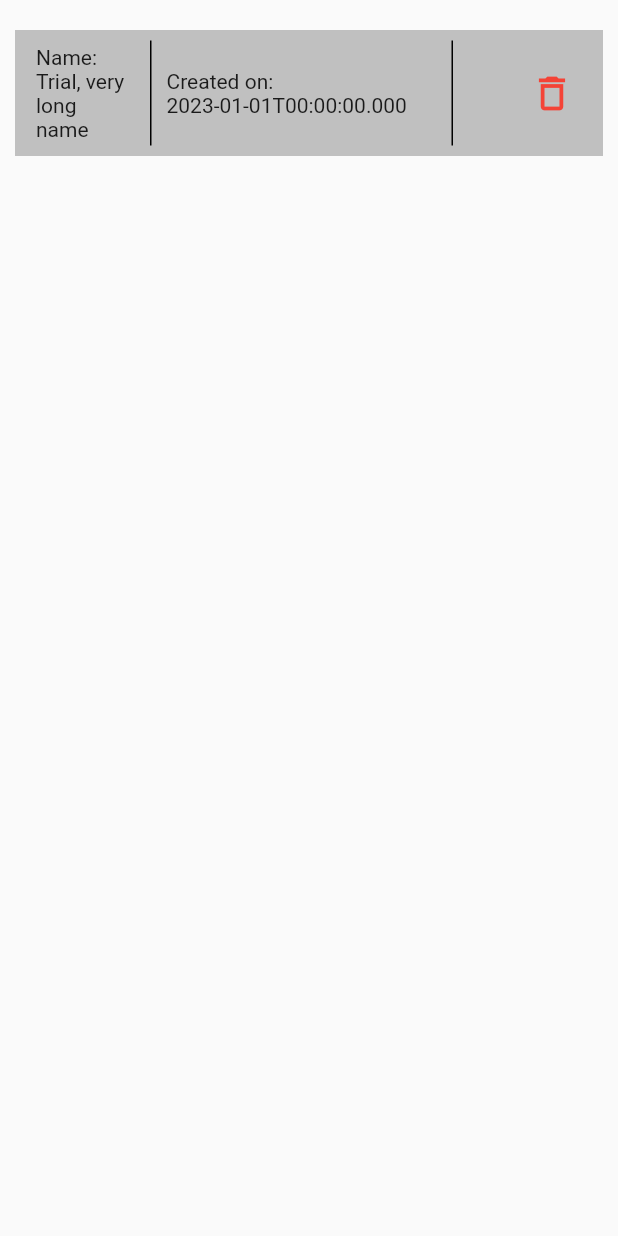
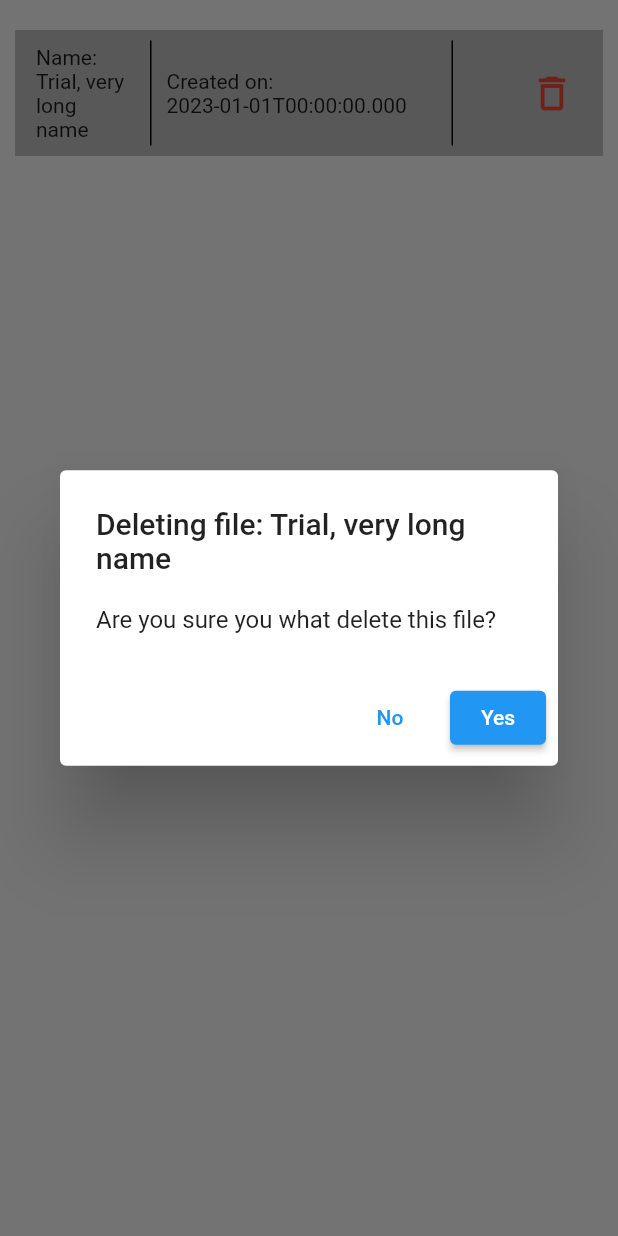
Before and after one commit to AndreaPrati98/R22_app, a Flutter app: the RecordingFileWidget widget shown alone on an empty page, opened directly, after a tap on the "delete" icon, on a phone screen of 412 x 824 dp. Run offline on Flutter 3.47's test engine with Material 2 defaults, Android fonts, the phone set to English and light mode, and no system bars; our stand-ins replace flutter_blue_plus, shared_preferences; missing offline and left inert: simple_ripple_animation; accounts and stored records are empty.

Commit message:
implemented delete button on the RecordingFileWidget

```diff
--- a/my_doc_app/lib/view/recording screen/recording_file.dart
+++ b/my_doc_app/lib/view/recording screen/recording_file.dart
@@ -1,6 +1,7 @@
 import 'dart:developer' as devtools;
 
 import 'package:flutter/material.dart';
+import 'package:my_doc_app/model/file_handler.dart';
 
 class RecordingFileWidget extends StatelessWidget {
   final String fileName;
@@ -57,7 +58,46 @@ class RecordingFileWidget extends StatelessWidget {
             Padding(
               padding: const EdgeInsets.all(10.0),
               child: IconButton(
-                onPressed: () => devtools.log("Delete recording"),
+                onPressed: () {
+                  devtools.log(
+                    "Delete recording",
+                    name: runtimeType.toString(),
+                  );
+                  showDialog(
+                    context: context,
+                    builder: (context) {
+                      return AlertDialog(
+                        title: Text('Deleting file: $fileName'),
+                        content: const Text(
+                            'Are you sure you what delete this file?'),
+                        actions: <Widget>[
+                          TextButton(
+                            onPressed: () {
+                              devtools.log(
+                                'Not so sure',
+                                name: runtimeType.toString(),
+                              );
+                              Navigator.pop(context);
+                            },
+                            child: const Text('No'),
+                          ),
+                          ElevatedButton(
+                            onPressed: () {
+                              devtools.log(
+                                'Pressed deleting file',
+                                name: runtimeType.toString(),
+                              );
+                              FileHanlder.instance
+                                  .deleteRecordingFile(fileName);
+                              Navigator.pop(context);
+                            },
+                            child: const Text('Yes'),
+                          ),
+                        ],
+                      );
+                    },
+                  );
+                },
                 icon: const Icon(Icons.delete_outlined),
                 iconSize: 30,
                 color: Colors.red,
```
